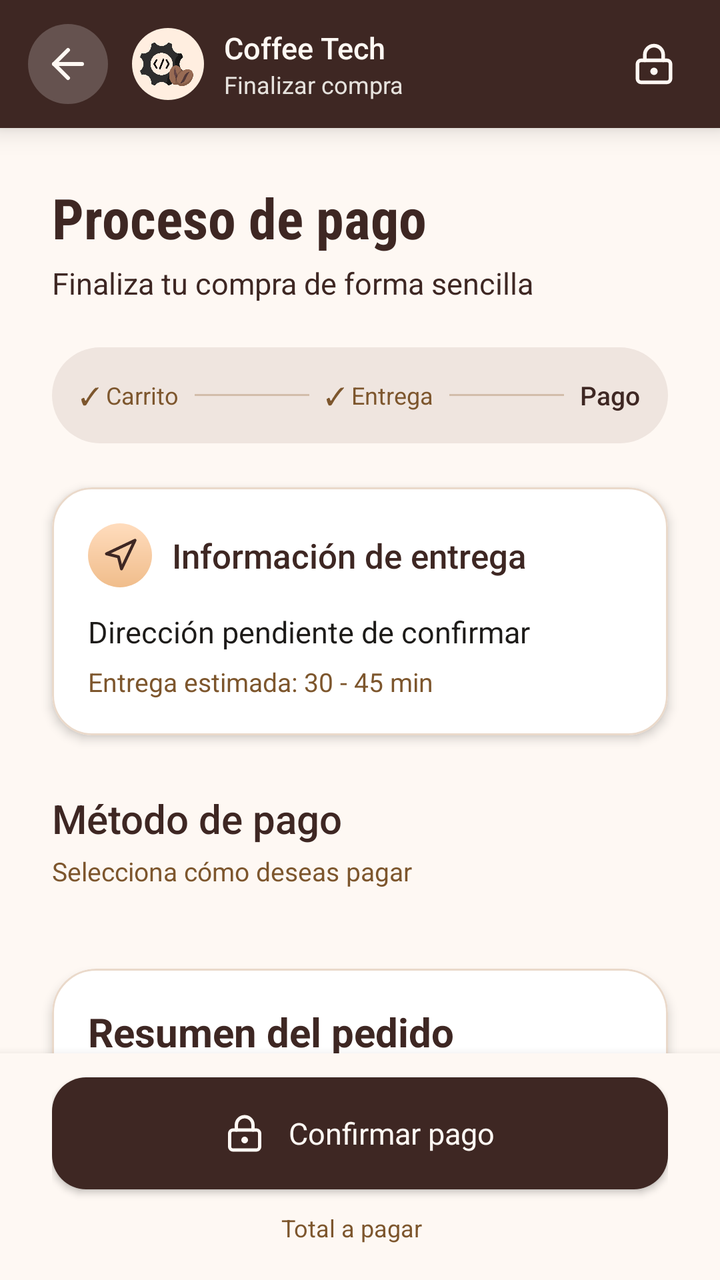
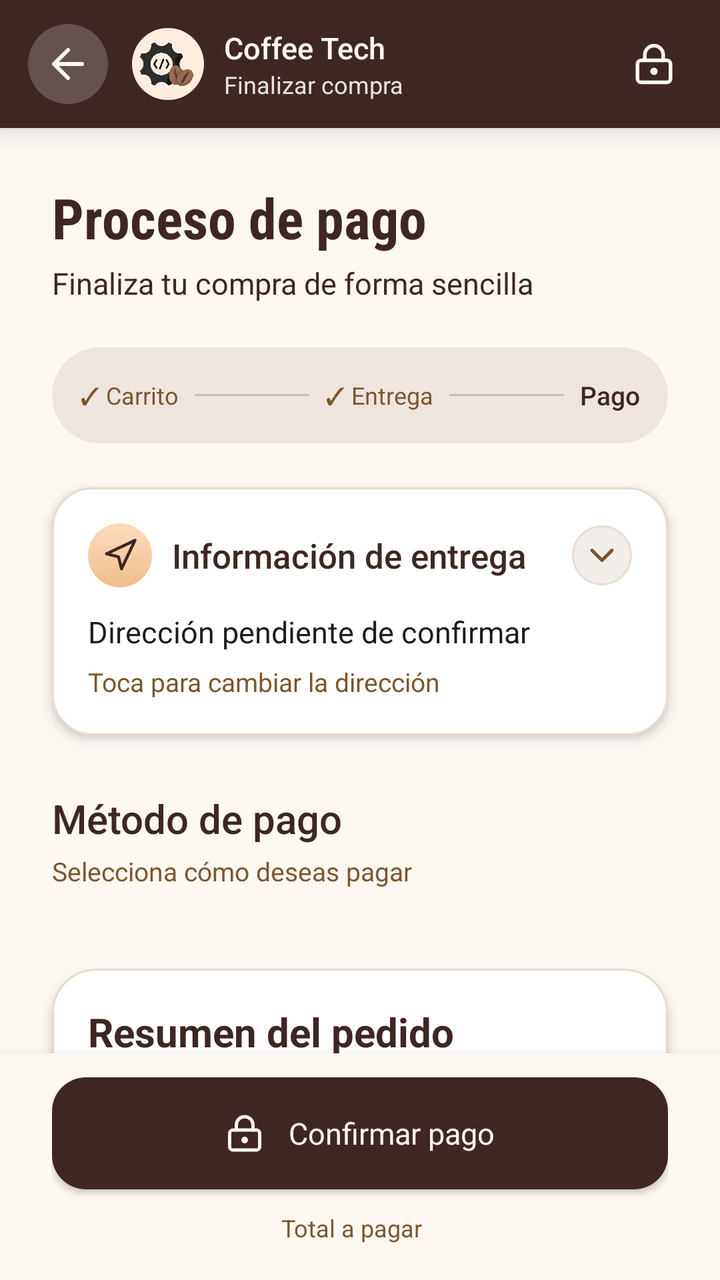

Two renders of the same Android screen: before a commit and after it. Below are the layout's source before the change and the commit's diff.
<!-- AndroidManifest.xml: application theme Theme.CoffeeTechMobile -->
<!-- res/layout/fragment_payment.xml -->
<?xml version="1.0" encoding="utf-8"?>
<androidx.constraintlayout.widget.ConstraintLayout
    xmlns:android="http://schemas.android.com/apk/res/android"
    xmlns:app="http://schemas.android.com/apk/res-auto"
    android:layout_width="match_parent"
    android:layout_height="match_parent"
    android:background="@color/background_app"
    android:clipChildren="false">

    <LinearLayout
        android:id="@+id/payment_header"
        android:layout_width="0dp"
        android:layout_height="64dp"
        android:background="@color/coffee_primary"
        android:elevation="8dp"
        android:gravity="center_vertical"
        android:orientation="horizontal"
        android:paddingHorizontal="14dp"
        app:layout_constraintTop_toTopOf="parent"
        app:layout_constraintStart_toStartOf="parent"
        app:layout_constraintEnd_toEndOf="parent">

        <ImageButton
            android:id="@+id/payment_back_button"
            android:layout_width="40dp"
            android:layout_height="40dp"
            android:background="@drawable/bg_header_icon"
            android:contentDescription="@string/payment_back"
            android:padding="10dp"
            android:src="@drawable/ic_arrow_left"
            app:tint="@color/background_app" />

        <ImageView
            android:layout_width="36dp"
            android:layout_height="36dp"
            android:layout_marginStart="12dp"
            android:background="@drawable/bg_logo_circle"
            android:contentDescription="@string/logo_description"
            android:padding="4dp"
            android:scaleType="centerInside"
            android:src="@drawable/logo" />

        <LinearLayout
            android:layout_width="0dp"
            android:layout_height="wrap_content"
            android:layout_marginStart="10dp"
            android:layout_weight="1"
            android:orientation="vertical">

            <TextView
                android:layout_width="wrap_content"
                android:layout_height="wrap_content"
                android:text="Coffee Tech"
                android:textColor="@color/background_app"
                android:textSize="15sp"
                android:fontFamily="sans-serif-medium" />

            <TextView
                android:layout_width="wrap_content"
                android:layout_height="wrap_content"
                android:text="Finalizar compra"
                android:textColor="#E6E2DD"
                android:textSize="12sp" />

        </LinearLayout>

        <ImageView
            android:layout_width="22dp"
            android:layout_height="22dp"
            android:layout_marginEnd="8dp"
            android:contentDescription="@null"
            android:src="@drawable/ic_lock_keyhole"
            app:tint="@color/background_app" />

    </LinearLayout>

    <LinearLayout
        android:id="@+id/payment_bottom_bar"
        android:layout_width="0dp"
        android:layout_height="wrap_content"
        android:background="@color/background_app"
        android:elevation="8dp"
        android:orientation="vertical"
        android:paddingHorizontal="26dp"
        android:paddingTop="12dp"
        android:paddingBottom="16dp"
        app:layout_constraintBottom_toBottomOf="parent"
        app:layout_constraintStart_toStartOf="parent"
        app:layout_constraintEnd_toEndOf="parent">

        <LinearLayout
            android:id="@+id/payment_confirm_button"
            android:layout_width="match_parent"
            android:layout_height="56dp"
            android:background="@drawable/bg_create_activate_button"
            android:clickable="true"
            android:focusable="true"
            android:gravity="center"
            android:orientation="horizontal"
            android:elevation="2dp">

            <ImageView
                android:layout_width="20dp"
                android:layout_height="20dp"
                android:contentDescription="@null"
                android:src="@drawable/ic_lock_keyhole"
                app:tint="@color/background_app" />

            <TextView
                android:layout_width="wrap_content"
                android:layout_height="wrap_content"
                android:layout_marginStart="12dp"
                android:text="@string/payment_confirm"
                android:textColor="@color/background_app"
                android:textSize="15sp"
                android:fontFamily="sans-serif" />

        </LinearLayout>

        <LinearLayout
            android:layout_width="match_parent"
            android:layout_height="wrap_content"
            android:layout_marginTop="9dp"
            android:gravity="center"
            android:orientation="horizontal">

            <TextView
                android:layout_width="wrap_content"
                android:layout_height="wrap_content"
                android:text="@string/payment_total_label"
                android:textColor="@color/coffee_secondary"
                android:textSize="12sp" />

            <TextView
                android:id="@+id/payment_bottom_total"
                android:layout_width="wrap_content"
                android:layout_height="wrap_content"
                android:layout_marginStart="8dp"
                android:textColor="@color/coffee_primary"
                android:textSize="15sp"
                android:textStyle="bold" />

        </LinearLayout>

    </LinearLayout>

    <androidx.core.widget.NestedScrollView
        android:id="@+id/payment_scroll"
        android:layout_width="0dp"
        android:layout_height="0dp"
        android:fillViewport="true"
        android:clipChildren="false"
        android:clipToPadding="false"
        app:layout_constraintTop_toBottomOf="@id/payment_header"
        app:layout_constraintBottom_toTopOf="@id/payment_bottom_bar"
        app:layout_constraintStart_toStartOf="parent"
        app:layout_constraintEnd_toEndOf="parent">

        <LinearLayout
            android:layout_width="match_parent"
            android:layout_height="wrap_content"
            android:clipChildren="false"
            android:clipToPadding="false"
            android:orientation="vertical"
            android:paddingHorizontal="26dp"
            android:paddingTop="26dp"
            android:paddingBottom="40dp">

            <TextView
                android:layout_width="match_parent"
                android:layout_height="wrap_content"
                android:text="@string/payment_title"
                android:textColor="@color/coffee_primary"
                android:textSize="28sp"
                android:fontFamily="sans-serif-condensed"
                android:textStyle="bold" />

            <TextView
                android:layout_width="match_parent"
                android:layout_height="wrap_content"
                android:layout_marginTop="4dp"
                android:text="@string/payment_subtitle"
                android:textColor="@color/coffee_primary"
                android:textSize="15sp" />

            <LinearLayout
                android:layout_width="match_parent"
                android:layout_height="48dp"
                android:layout_marginTop="22dp"
                android:background="@drawable/bg_user_count_badge"
                android:gravity="center"
                android:orientation="horizontal"
                android:paddingHorizontal="14dp">

                <TextView
                    android:layout_width="wrap_content"
                    android:layout_height="wrap_content"
                    android:text="✓ Carrito"
                    android:textColor="@color/coffee_secondary"
                    android:textSize="12sp" />

                <View
                    android:layout_width="0dp"
                    android:layout_height="1dp"
                    android:layout_marginHorizontal="8dp"
                    android:layout_weight="1"
                    android:background="#D2BDAA" />

                <TextView
                    android:layout_width="wrap_content"
                    android:layout_height="wrap_content"
                    android:text="✓ Entrega"
                    android:textColor="@color/coffee_secondary"
                    android:textSize="12sp" />

                <View
                    android:layout_width="0dp"
                    android:layout_height="1dp"
                    android:layout_marginHorizontal="8dp"
                    android:layout_weight="1"
                    android:background="#D2BDAA" />

                <TextView
                    android:layout_width="wrap_content"
                    android:layout_height="wrap_content"
                    android:text="@string/payment_step_payment"
                    android:textColor="@color/coffee_primary"
                    android:textSize="13sp"
                    android:fontFamily="sans-serif-medium" />

            </LinearLayout>

            <com.google.android.material.card.MaterialCardView
                android:id="@+id/payment_delivery_card"
                android:layout_width="match_parent"
                android:layout_height="wrap_content"
                android:layout_marginTop="22dp"
                app:cardBackgroundColor="#FFFFFF"
                app:cardCornerRadius="20dp"
                app:cardElevation="3dp"
                app:strokeColor="#EAD9CA"
                app:strokeWidth="1dp">

                <LinearLayout
                    android:layout_width="match_parent"
                    android:layout_height="wrap_content"
                    android:orientation="vertical"
                    android:padding="18dp">

                    <LinearLayout
                        android:layout_width="match_parent"
                        android:layout_height="wrap_content"
                        android:gravity="center_vertical"
                        android:orientation="horizontal">

                        <ImageView
                            android:layout_width="32dp"
                            android:layout_height="32dp"
                            android:background="@drawable/bg_location_icon"
                            android:contentDescription="@null"
                            android:padding="7dp"
                            android:src="@drawable/ic_map_pin"
                            app:tint="@color/coffee_primary" />

                        <TextView
                            android:layout_width="0dp"
                            android:layout_height="wrap_content"
                            android:layout_marginStart="10dp"
                            android:layout_weight="1"
                            android:text="@string/payment_delivery_title"
                            android:textColor="@color/coffee_primary"
                            android:textSize="17sp"
                            android:fontFamily="sans-serif-medium" />

                    </LinearLayout>

                    <TextView
                        android:id="@+id/payment_delivery_address"
                        android:layout_width="match_parent"
                        android:layout_height="wrap_content"
                        android:layout_marginTop="12dp"
                        android:text="@string/payment_delivery_pending"
                        android:textColor="@color/text_dark"
                        android:textSize="15sp" />

                    <TextView
                        android:layout_width="match_parent"
                        android:layout_height="wrap_content"
                        android:layout_marginTop="6dp"
                        android:text="@string/payment_delivery_time"
                        android:textColor="@color/coffee_secondary"
                        android:textSize="13sp" />

                </LinearLayout>

            </com.google.android.material.card.MaterialCardView>

            <TextView
                android:layout_width="match_parent"
                android:layout_height="wrap_content"
                android:layout_marginTop="28dp"
                android:text="@string/payment_methods_title"
                android:textColor="@color/coffee_primary"
                android:textSize="20sp"
                android:fontFamily="sans-serif-medium" />

            <TextView
                android:layout_width="match_parent"
                android:layout_height="wrap_content"
                android:layout_marginTop="4dp"
                android:text="@string/payment_methods_subtitle"
                android:textColor="@color/coffee_secondary"
                android:textSize="13sp" />

            <LinearLayout
                android:id="@+id/payment_methods_container"
                android:layout_width="match_parent"
                android:layout_height="wrap_content"
                android:layout_marginTop="16dp"
                android:clipChildren="false"
                android:clipToPadding="false"
                android:orientation="vertical" />

            <include
                android:id="@+id/payment_order_summary"
                layout="@layout/view_cart_order_summary"
                android:layout_width="match_parent"
                android:layout_height="wrap_content"
                android:layout_marginTop="24dp" />

            <com.google.android.material.checkbox.MaterialCheckBox
                android:id="@+id/payment_terms_checkbox"
                android:layout_width="match_parent"
                android:layout_height="wrap_content"
                android:layout_marginTop="18dp"
                android:buttonTint="@color/coffee_primary"
                android:padding="10dp"
                android:text="@string/payment_terms"
                android:textColor="@color/coffee_primary"
                android:textSize="13sp" />

        </LinearLayout>

    </androidx.core.widget.NestedScrollView>

</androidx.constraintlayout.widget.ConstraintLayout>
<!-- res/layout/view_cart_order_summary.xml (included above) -->
<?xml version="1.0" encoding="utf-8"?>
<com.google.android.material.card.MaterialCardView
    xmlns:android="http://schemas.android.com/apk/res/android"
    xmlns:app="http://schemas.android.com/apk/res-auto"
    android:layout_width="match_parent"
    android:layout_height="wrap_content"
    android:layout_marginHorizontal="2dp"
    android:layout_marginTop="12dp"
    android:layout_marginBottom="8dp"
    app:cardBackgroundColor="#FFFFFF"
    app:cardCornerRadius="22dp"
    app:cardElevation="3dp"
    app:strokeColor="#EAD9CA"
    app:strokeWidth="1dp">

    <LinearLayout
        android:layout_width="match_parent"
        android:layout_height="wrap_content"
        android:orientation="vertical"
        android:padding="18dp">

        <TextView
            android:layout_width="match_parent"
            android:layout_height="wrap_content"
            android:text="@string/cart_order_summary"
            android:textColor="@color/coffee_primary"
            android:textSize="20sp"
            android:textStyle="bold" />

        <View
            android:layout_width="match_parent"
            android:layout_height="1dp"
            android:layout_marginTop="14dp"
            android:layout_marginBottom="16dp"
            android:background="#EAD9CA" />

        <LinearLayout
            android:layout_width="match_parent"
            android:layout_height="wrap_content"
            android:gravity="center_vertical"
            android:orientation="horizontal">

            <TextView
                android:layout_width="0dp"
                android:layout_height="wrap_content"
                android:layout_weight="1"
                android:text="@string/cart_subtotal"
                android:textColor="@color/coffee_secondary"
                android:textSize="14sp" />

            <TextView
                android:id="@+id/cart_summary_subtotal"
                android:layout_width="wrap_content"
                android:layout_height="wrap_content"
                android:textColor="@color/text_dark"
                android:textSize="15sp"
                android:textStyle="bold" />

        </LinearLayout>

        <LinearLayout
            android:layout_width="match_parent"
            android:layout_height="wrap_content"
            android:layout_marginTop="14dp"
            android:gravity="center_vertical"
            android:orientation="horizontal">

            <TextView
                android:layout_width="0dp"
                android:layout_height="wrap_content"
                android:layout_weight="1"
                android:text="@string/cart_discount"
                android:textColor="@color/coffee_secondary"
                android:textSize="14sp" />

            <TextView
                android:id="@+id/cart_summary_discount"
                android:layout_width="wrap_content"
                android:layout_height="wrap_content"
                android:textColor="@color/coffee_secondary"
                android:textSize="15sp" />

        </LinearLayout>

        <LinearLayout
            android:layout_width="match_parent"
            android:layout_height="wrap_content"
            android:layout_marginTop="14dp"
            android:gravity="center_vertical"
            android:orientation="horizontal">

            <TextView
                android:layout_width="0dp"
                android:layout_height="wrap_content"
                android:layout_weight="1"
                android:text="@string/cart_shipping"
                android:textColor="@color/coffee_secondary"
                android:textSize="14sp" />

            <TextView
                android:id="@+id/cart_summary_shipping"
                android:layout_width="wrap_content"
                android:layout_height="wrap_content"
                android:textColor="@color/text_dark"
                android:textSize="15sp" />

        </LinearLayout>

        <View
            android:layout_width="match_parent"
            android:layout_height="1dp"
            android:layout_marginTop="20dp"
            android:layout_marginBottom="18dp"
            android:background="#EAD9CA" />

        <LinearLayout
            android:layout_width="match_parent"
            android:layout_height="wrap_content"
            android:gravity="center_vertical"
            android:orientation="horizontal">

            <TextView
                android:layout_width="0dp"
                android:layout_height="wrap_content"
                android:layout_weight="1"
                android:text="@string/cart_total"
                android:textColor="@color/coffee_primary"
                android:textSize="17sp"
                android:textStyle="bold" />

            <TextView
                android:id="@+id/cart_summary_total"
                android:layout_width="wrap_content"
                android:layout_height="wrap_content"
                android:textColor="@color/coffee_primary"
                android:textSize="20sp"
                android:textStyle="bold" />

        </LinearLayout>

    </LinearLayout>

</com.google.android.material.card.MaterialCardView>
<!-- resources referenced by this layout -->
<resources>
  <color name="background_app">#FEF8F3</color>
  <color name="coffee_primary">#3E2723</color>
  <color name="coffee_secondary">#7D562D</color>
  <color name="text_dark">#1D1B19</color>
  <!-- drawable bg_create_activate_button (drawable) -->
  <?xml version="1.0" encoding="utf-8"?>
  <shape xmlns:android="http://schemas.android.com/apk/res/android">
      <solid android:color="@color/coffee_primary"/>
      <corners android:radius="17dp"/>
  </shape>
  <!-- drawable bg_header_icon (drawable) -->
  <?xml version="1.0" encoding="utf-8"?>
  <shape xmlns:android="http://schemas.android.com/apk/res/android"
      android:shape="oval">
      <solid android:color="#65524F" />
  </shape>
  <!-- drawable bg_location_icon (drawable) -->
  <?xml version="1.0" encoding="utf-8"?>
  <shape xmlns:android="http://schemas.android.com/apk/res/android"
      android:shape="oval">
      <gradient
          android:startColor="#FFDCBD"
          android:endColor="#F0BD8B"
          android:angle="350" />
      <stroke android:color="#EBBA89" />
  </shape>
  <!-- drawable bg_logo_circle (drawable) -->
  <?xml version="1.0" encoding="utf-8"?>
  <shape xmlns:android="http://schemas.android.com/apk/res/android"
      android:shape="oval">
      <solid android:color="#FFEEE0" />
  </shape>
  <!-- drawable bg_user_count_badge (drawable) -->
  <?xml version="1.0" encoding="utf-8"?>
  <shape xmlns:android="http://schemas.android.com/apk/res/android">
      <solid android:color="#EFE5DF"/>
      <corners android:radius="50dp"/>
  </shape>
  <string name="cart_discount">Descuentos</string>
  <string name="cart_order_summary">Resumen del pedido</string>
  <string name="cart_shipping">Envío estimado</string>
  <string name="cart_subtotal">Subtotal</string>
  <string name="cart_total">Total a pagar</string>
  <string name="logo_description">Logo de Coffee Tech</string>
  <string name="payment_back">Volver al carrito</string>
  <string name="payment_confirm">Confirmar pago</string>
  <string name="payment_delivery_pending">Dirección pendiente de confirmar</string>
  <string name="payment_delivery_time">Entrega estimada: 30 - 45 min</string>
  <string name="payment_delivery_title">Información de entrega</string>
  <string name="payment_methods_subtitle">Selecciona cómo deseas pagar</string>
  <string name="payment_methods_title">Método de pago</string>
  <string name="payment_step_payment">Pago</string>
  <string name="payment_subtitle">Finaliza tu compra de forma sencilla</string>
  <string name="payment_terms">Acepto los términos y condiciones y autorizo el tratamiento de mis datos personales.</string>
  <string name="payment_title">Proceso de pago</string>
  <string name="payment_total_label">Total a pagar</string>
  <color name="text_light">#FFFFFF</color>
  <!-- unchanged entries left out for length: 5 -->
</resources>

<!-- the commit's change to res/layout/fragment_payment.xml (unified diff, before → after) -->
@@ -272,6 +272,15 @@
                             android:textSize="17sp"
                             android:fontFamily="sans-serif-medium" />
 
+                        <ImageButton
+                            android:id="@+id/payment_change_location_button"
+                            android:layout_width="30dp"
+                            android:layout_height="30dp"
+                            android:background="@drawable/bg_location_button"
+                            android:contentDescription="@string/change_location"
+                            android:src="@drawable/ic_chevron_down"
+                            app:tint="@color/coffee_secondary" />
+
                     </LinearLayout>
 
                     <TextView
@@ -284,10 +293,11 @@
                         android:textSize="15sp" />
 
                     <TextView
+                        android:id="@+id/payment_delivery_hint"
                         android:layout_width="match_parent"
                         android:layout_height="wrap_content"
                         android:layout_marginTop="6dp"
-                        android:text="@string/payment_delivery_time"
+                        android:text="@string/payment_delivery_change_hint"
                         android:textColor="@color/coffee_secondary"
                         android:textSize="13sp" />
 
<!-- resource entries referenced after the edit -->
@@ -15,6 +15,15 @@
   <shape xmlns:android="http://schemas.android.com/apk/res/android"
       android:shape="oval">
       <solid android:color="#65524F" />
+  </shape>
+  <!-- drawable bg_location_button (drawable) -->
+  <?xml version="1.0" encoding="utf-8"?>
+  <shape xmlns:android="http://schemas.android.com/apk/res/android"
+      android:shape="oval">
+      <solid android:color="#F2EDE8" />
+      <stroke
+          android:width="1dp"
+          android:color="#E7DDD4" />
   </shape>
   <!-- drawable bg_location_icon (drawable) -->
   <?xml version="1.0" encoding="utf-8"?>
@@ -38,16 +47,31 @@
       <solid android:color="#EFE5DF"/>
       <corners android:radius="50dp"/>
   </shape>
+  <!-- drawable ic_chevron_down (drawable) -->
+  <vector xmlns:android="http://schemas.android.com/apk/res/android"
+      android:width="20dp"
+      android:height="20dp"
+      android:viewportWidth="24"
+      android:viewportHeight="24">
+    <path
+        android:pathData="m6,9 l6,6 6,-6"
+        android:strokeLineJoin="round"
+        android:strokeWidth="2"
+        android:fillColor="#00000000"
+        android:strokeColor="#7D562D"
+        android:strokeLineCap="round"/>
+  </vector>
   <string name="cart_discount">Descuentos</string>
   <string name="cart_order_summary">Resumen del pedido</string>
   <string name="cart_shipping">Envío estimado</string>
   <string name="cart_subtotal">Subtotal</string>
   <string name="cart_total">Total a pagar</string>
+  <string name="change_location">Cambiar ubicación</string>
   <string name="logo_description">Logo de Coffee Tech</string>
   <string name="payment_back">Volver al carrito</string>
   <string name="payment_confirm">Confirmar pago</string>
+  <string name="payment_delivery_change_hint">Toca para cambiar la dirección</string>
   <string name="payment_delivery_pending">Dirección pendiente de confirmar</string>
-  <string name="payment_delivery_time">Entrega estimada: 30 - 45 min</string>
   <string name="payment_delivery_title">Información de entrega</string>
   <string name="payment_methods_subtitle">Selecciona cómo deseas pagar</string>
   <string name="payment_methods_title">Método de pago</string>
